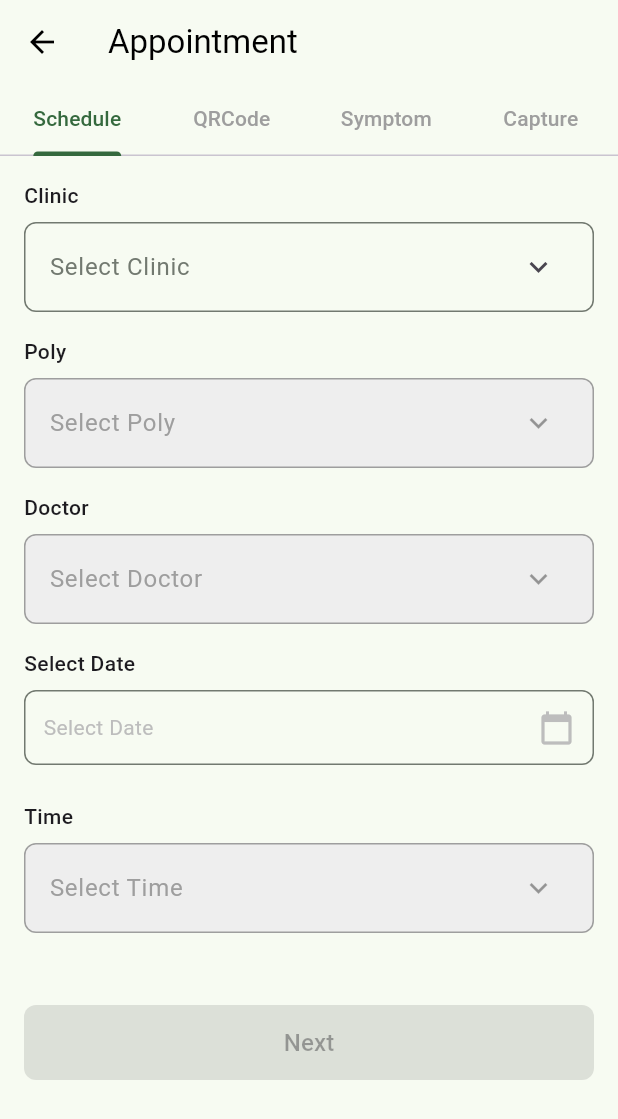
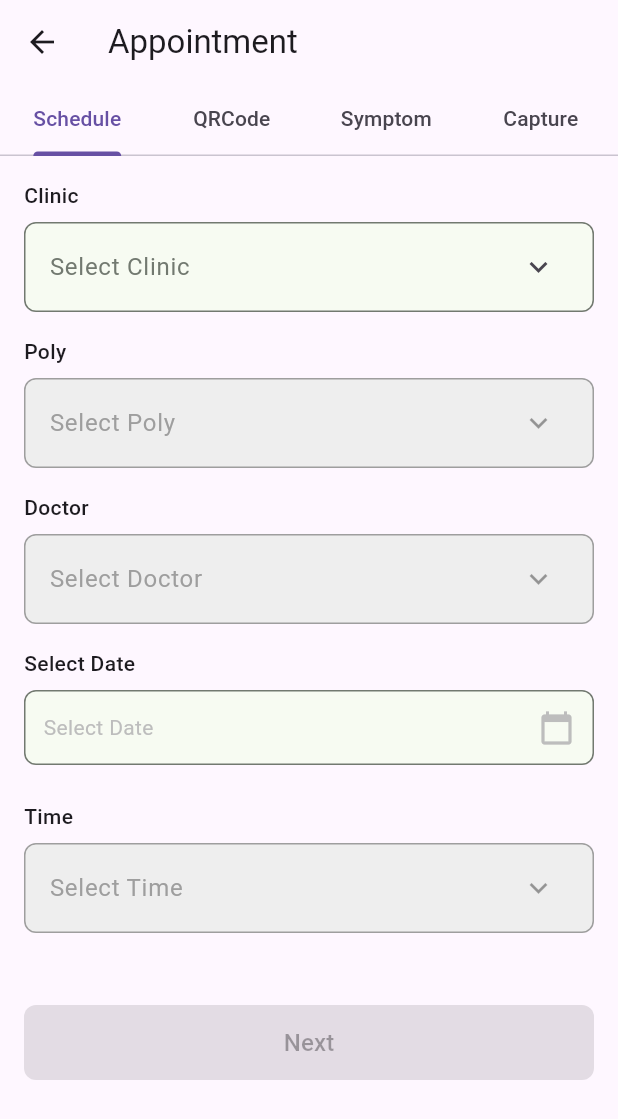
Before and after one commit to elviskudo/clinic-mobile, a Flutter app: the AppointmentView screen opened directly, on a phone screen of 412 x 824 dp. Shown: the top 1119 px of the screen. Run offline on Flutter 3.47's test engine with Material 3 defaults, Android fonts, the phone set to English and light mode, and no system bars; our stand-ins replace awesome_dialog, awesome_notifications, device_info_plus, dio, file_picker, firebase_core and 14 more; missing offline and left inert: bcrypt, email_otp, mobile_scanner, translator; accounts and stored records are empty.

Commit message:
update darkmode

```diff
--- a/lib/app/modules/(home)/(appoinment)/appointment/views/appointment_view.dart
+++ b/lib/app/modules/(home)/(appoinment)/appointment/views/appointment_view.dart
@@ -107,12 +107,13 @@
           }
 
           return Scaffold(
-            backgroundColor: const Color(0xFFF7FBF2),
+            backgroundColor: Theme.of(context).colorScheme.background,
             appBar: AppBar(
               backgroundColor: Colors.transparent,
               elevation: 0,
               leading: IconButton(
-                icon: const Icon(Icons.arrow_back, color: Colors.black),
+                icon: Icon(Icons.arrow_back,
+                    color: Theme.of(context).colorScheme.onBackground),
                 onPressed: () {
                   appointmentController.resetAppointmentCreated();
                   scheduleController.resetForm();
@@ -120,17 +121,18 @@
                   Get.back();
                 },
               ),
-              title: const Text(
+              title: Text(
                 'Appointment',
-                style: TextStyle(color: Colors.black),
+                style: TextStyle(
+                    color: Theme.of(context).colorScheme.onBackground),
               ),
               bottom: TabBar(
                 tabs: [
-                  const Tab(
+                  Tab(
                     child: Text(
                       'Schedule',
                       style: TextStyle(
-                        color: Color(0xFF35693E),
+                        color: Theme.of(context).colorScheme.primary,
                       ),
                     ),
                   ),
@@ -139,37 +141,42 @@
                           'QRCode',
                           style: TextStyle(
                             color: barcodeController.isAccessible.value
-                                ? const Color(0xFF35693E)
-                                : Colors.grey,
+                                ? Theme.of(context).colorScheme.primary
+                                : Theme.of(context)
+                                    .colorScheme
+                                    .onSurfaceVariant,
                           ),
                         )),
                   ),
                   Tab(
                     child: Obx(() => Text(
-                          // Perbarui warna tab "Symptom"
                           'Symptom',
                           style: TextStyle(
                             color: barcodeController.isSymptomsUpdated.value
-                                ? const Color(0xFF35693E)
-                                : Colors.grey,
+                                ? Theme.of(context).colorScheme.primary
+                                : Theme.of(context)
+                                    .colorScheme
+                                    .onSurfaceVariant,
                           ),
                         )),
                   ),
                   Tab(
                     child: Obx(() => Text(
-                          // Perbarui warna tab "Capture"
                           'Capture',
                           style: TextStyle(
                             color: barcodeController.isSymptomsUpdated.value
-                                ? const Color(0xFF35693E)
-                                : Colors.grey,
+                                ? Theme.of(context).colorScheme.primary
+                                : Theme.of(context)
+                                    .colorScheme
+                                    .onSurfaceVariant,
                           ),
                         )),
                   ),
                 ],
-                labelColor: const Color(0xFF35693E),
-                unselectedLabelColor: Colors.grey,
-                indicatorColor: const Color(0xFF35693E),
+                labelColor: Theme.of(context).colorScheme.primary,
+                unselectedLabelColor:
+                    Theme.of(context).colorScheme.onSurfaceVariant,
+                indicatorColor: Theme.of(context).colorScheme.primary,
                 onTap: (index) {
                   validateAndChangeTab(index);
                 },
--- a/lib/app/modules/(home)/about_app/controllers/about_app_controller.dart
+++ b/lib/app/modules/(home)/about_app/controllers/about_app_controller.dart
@@ -26,10 +26,10 @@
           .order('id', ascending: true)
           .single();
 
-      // Mengambil status isDarkMode dari SharedPreferences
+
       final prefs = await SharedPreferences.getInstance();
       final isDark = prefs.getBool('isDarkMode') ??
-          Get.isDarkMode; // fallback ke Get.isDarkMode jika belum ada nilai
+          Get.isDarkMode;
 
       aboutContent.value = '''
         <!DOCTYPE html>
--- a/lib/app/modules/Theme/controllers/theme_controller.dart
+++ b/lib/app/modules/Theme/controllers/theme_controller.dart
@@ -128,7 +128,7 @@
     ),
     textTheme: TextTheme(
       bodyLarge: TextStyle(color: Color(0xFF181D18)),
-      bodyMedium: TextStyle(color: Color(0xFF181D18)),
+      bodyMedium: TextStyle(color: Colors.white),
       displayLarge: TextStyle(color: Color(0xFF181D18)),
       displayMedium: TextStyle(color: Color(0xFF181D18)),
       displaySmall: TextStyle(color: Color(0xFF181D18)),
@@ -220,13 +220,13 @@
     ),
     textTheme: TextTheme(
       bodyLarge: TextStyle(color: Colors.white),
-      bodyMedium: TextStyle(color: Colors.white),
+      bodyMedium: TextStyle(color: Colors.black),
       displayLarge: TextStyle(color: Colors.white),
       displayMedium: TextStyle(color: Colors.white),
       displaySmall: TextStyle(color: Colors.white),
       headlineMedium: TextStyle(color: Colors.white),
       headlineSmall: TextStyle(color: Colors.white),
-      titleLarge: TextStyle(color: Colors.white),
+      titleLarge: TextStyle(color: Colors.black),
       titleMedium: TextStyle(color: Colors.white),
     ),
   );
```
Also changed, not shown: lib/app/modules/(home)/account_settings/views/account_settings_view.dart (+10 -3 lines), lib/app/modules/(home)/home/views/home_view.dart (+19 -12 lines), lib/app/modules/(home)/medicalHistory/views/medical_history_view.dart (+16 -12 lines), lib/app/modules/(home)/medicineRecord/views/medicine_record_view.dart (+17 -8 lines), lib/app/modules/(home)/personal_data/views/personal_data_view.dart (+16 -10 lines), lib/app/modules/(home)/profile/views/profile_view.dart (+8 -3 lines).
